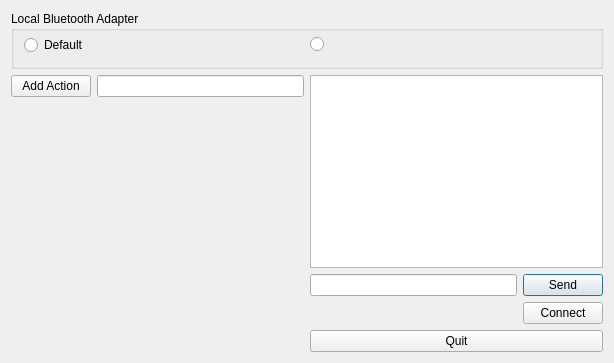
This is QtApp/chat.ui in Kolsha/ESP32-SPP-QT as Qt 5 draws it before an edit. The edited form follows.
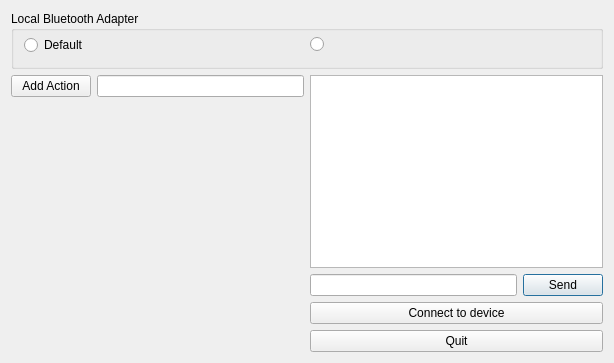
This is the edited form.

What changed in the file:
```diff
--- a/QtApp/chat.ui
+++ b/QtApp/chat.ui
@@ -66,23 +66,10 @@
      </item>
      <item row="2" column="1">
       <layout class="QHBoxLayout" name="horizontalLayout_2">
-       <item>
-        <spacer name="horizontalSpacer">
-         <property name="orientation">
-          <enum>Qt::Horizontal</enum>
-         </property>
-         <property name="sizeHint" stdset="0">
-          <size>
-           <width>40</width>
-           <height>20</height>
-          </size>
-         </property>
-        </spacer>
-       </item>
        <item>
         <widget class="QPushButton" name="connectButton">
          <property name="text">
-          <string>Connect</string>
+          <string>Connect to device</string>
          </property>
         </widget>
        </item>
```
